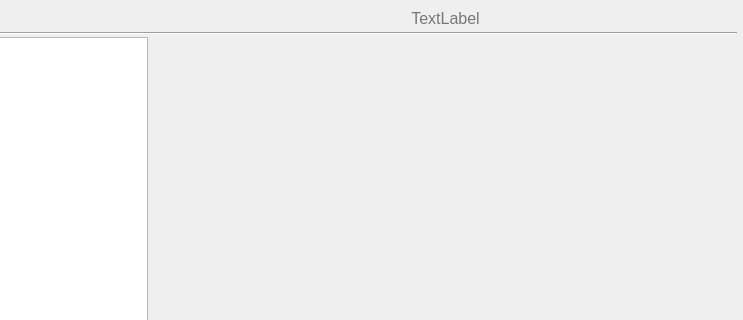
The window that mainwindow.ui (EgorAlmikeev/ProjectX) describes before a commit, drawn with Qt 5; both pictures show x 158 to 901 and y 0 to 320 of the 901 by 491 pixel window.
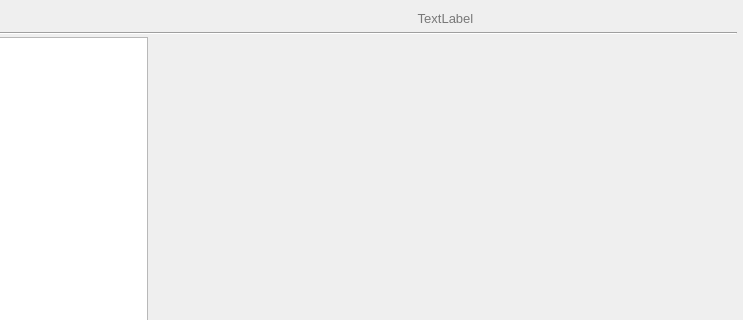
The same window after the commit.

Commit message: change: ЕЩЕ ПИЗДАТЕЕ В 10 РАЗ!

```diff
--- a/mainwindow.ui
+++ b/mainwindow.ui
@@ -217,7 +217,7 @@
        <widget class="QLabel" name="frameName">
         <property name="font">
          <font>
-          <pointsize>12</pointsize>
+          <pointsize>10</pointsize>
          </font>
         </property>
         <property name="styleSheet">
```
The commit also changes 1 other file.
